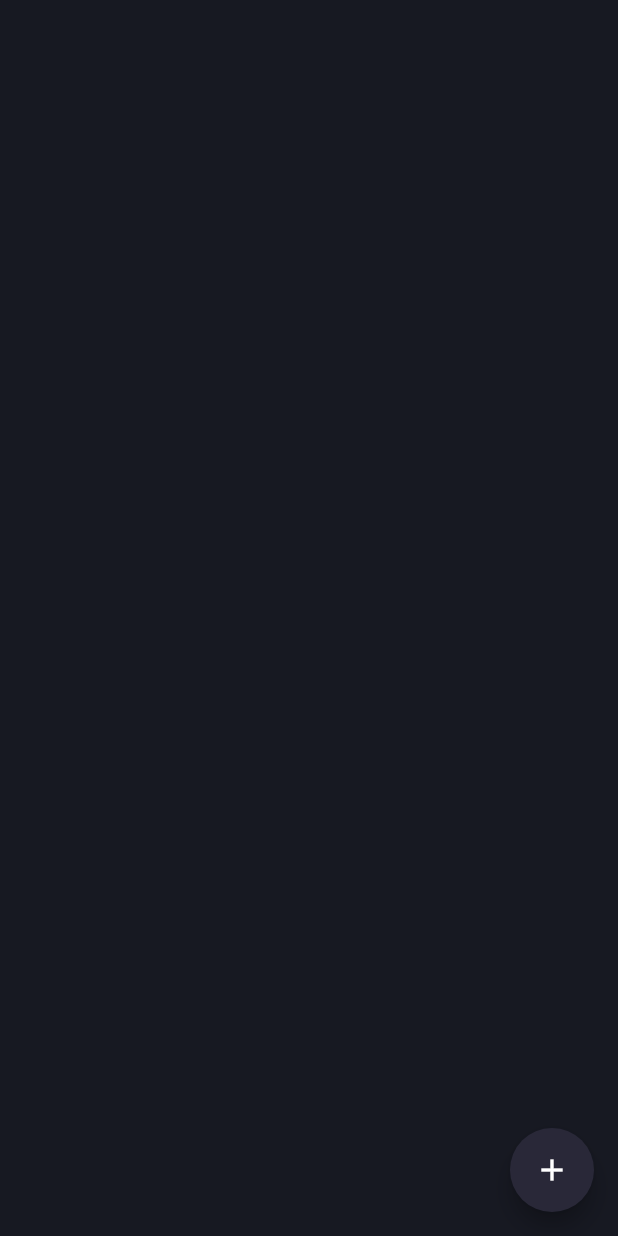
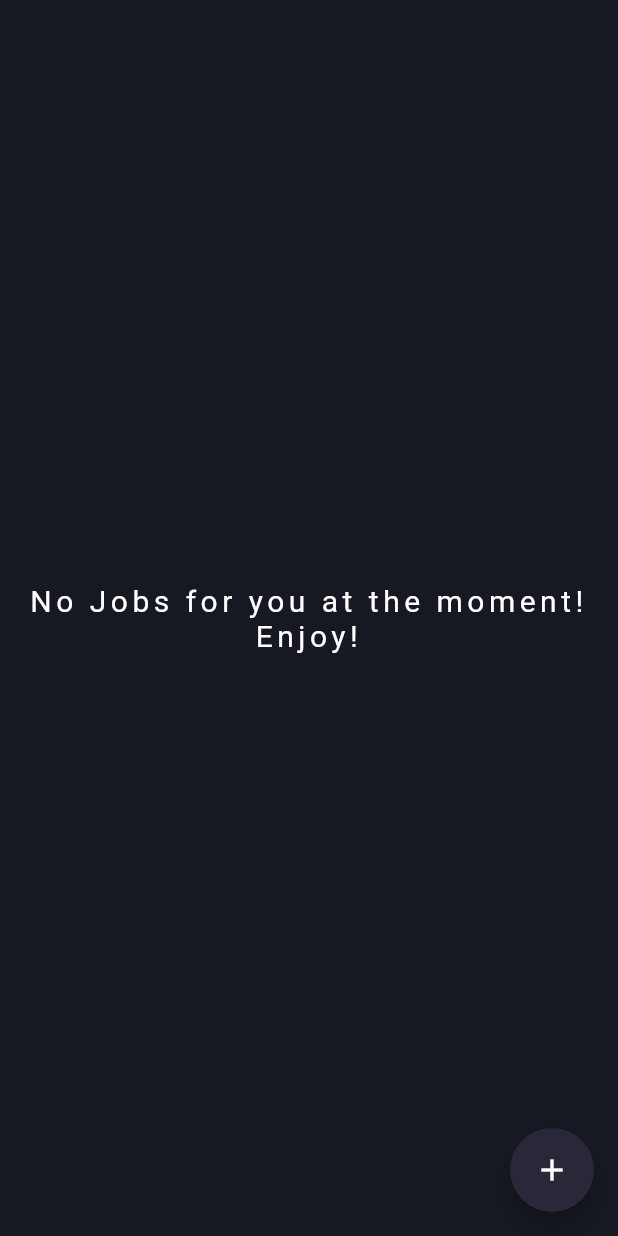
Before and after one commit to onio-rgb/TRINIT_Smart-bois_DEV02, a Flutter app: the BugList screen opened directly, on a phone screen of 412 x 824 dp. Run offline on Flutter 3.47's test engine with Material 2 defaults, Android fonts, the phone set to English and light mode, and no system bars; our stand-ins replace cloud_firestore, firebase_auth, firebase_core, google_fonts, modal_progress_hud_nsn; accounts and stored records are empty; Roboto replaces fonts that are missing (Oxygen).

Commit message:
fixed bugs

```diff
--- a/lib/components/db_api.dart
+++ b/lib/components/db_api.dart
@@ -9,11 +9,12 @@ class api {
     if (user['authlvl'] != 4) {
       data = await _firestore
           .collection('bugs')
-          .where('assignedto', isEqualTo: uid)
+          .where('assignto', isEqualTo: user['uid'])
           .get();
     } else {
       data = await _firestore.collection('bugs').get();
     }
+    //print("VERMA ${data.docs.length}");
     var list = data.docs;
     for (var bug in list) {
       if (bug.data()['plvl'] <= user['authlvl'] || user['authlvl'] == 4) ;
--- a/lib/screens/bugs_list.dart
+++ b/lib/screens/bugs_list.dart
@@ -4,6 +4,8 @@ import 'package:bugtracker/components/bugs_list_element.dart';
 import 'package:firebase_auth/firebase_auth.dart';
 import 'package:bugtracker/components/db_api.dart';
 import 'dart:async';
+
+import 'package:google_fonts/google_fonts.dart';
 
 class BugList extends StatefulWidget {
   const BugList({Key? key}) : super(key: key);
@@ -36,19 +38,35 @@ class _BugListState extends State<BugList> {
             //print("Vermaa ${snapshot.data.length}");
             if (snapshot.connectionState == ConnectionState.none &&
                 snapshot.hasData == null) {
-              return Center(child: CircularProgressIndicator());
-            } else if (snapshot.connectionState == ConnectionState.done) {
+              return Center(
+                  child: CircularProgressIndicator(
+                color: Colors.white,
+              ));
+            } else if (snapshot.connectionState == ConnectionState.done &&
+                snapshot.data != null &&
+                snapshot.data.length > 0) {
               return ListView.builder(
                 itemCount: snapshot.data.length,
                 itemBuilder: (BuildContext context, int index) {
                   return BugElement(
-                      bugname: snapshot.data[index]['title'],
-                      description: snapshot.data[index]['description'],
-                      raisedBy: snapshot.data[index]['raisedby'],
-                      resolved: snapshot.data[index]['resolved'],
-                      currentUser: LogginUser['authlvl'],
-                      docid: snapshot.data[index]['bugid'],);
+                    bugname: snapshot.data[index]['title'],
+                    description: snapshot.data[index]['description'],
+                    raisedBy: snapshot.data[index]['raisedby'],
+                    resolved: snapshot.data[index]['resolved'],
+                    currentUser: LogginUser['authlvl'],
+                    docid: snapshot.data[index]['bugid'],
+                    plvl: snapshot.data[index]['plvl'],
+                    assignedto: snapshot.data[index]['assignto'],
+                  );
                 },
+              );
+            } else if (snapshot.data == null || snapshot.data.length == 0) {
+              return Center(
+                child: Text(
+                  'No Jobs for you at the moment! Enjoy! ',
+                  textAlign: TextAlign.center,
+                  style: GoogleFonts.oxygen(fontSize: 20, letterSpacing: 3),
+                ),
               );
             }
             return Container(
@@ -56,7 +74,7 @@ class _BugListState extends State<BugList> {
               height: 305,
               child: Center(
                 child: CircularProgressIndicator(
-                  color: Colors.black45,
+                  color: Colors.white,
                 ),
               ),
             );
--- a/lib/screens/report_bug.dart
+++ b/lib/screens/report_bug.dart
@@ -67,7 +67,8 @@ class _ReportBugState extends State<ReportBug> {
                 'description': description,
                 'raisedby': LogginUser['uid'],
                 'plvl': 1,
-                'resolved': false
+                'resolved': false,
+                'assignto': ""
               });
               await _firestore
                   .collection('bugs')
--- a/lib/screens/team_list.dart
+++ b/lib/screens/team_list.dart
@@ -21,7 +21,7 @@ class _TeamListState extends State<TeamList> {
       return "U";
   }
 
-  double _value = 4;
+  double _value = 1;
   String uid = "";
   int? highlight = 100000;
   @override
```
Also changed, not shown: lib/components/bugs_list_element.dart (+35 -2 lines), lib/screens/user.dart (+7 -4 lines), images/avatar.jpg (added), images/avatar2.png (added).
